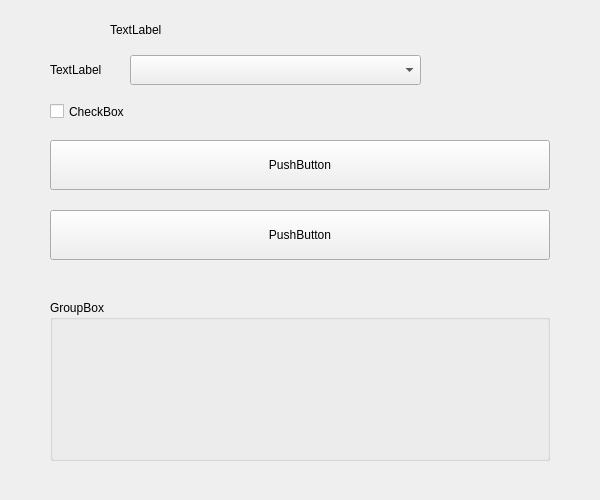
This is toxygen/ui/views/peer_screen.ui in toxygen-project/toxygen as Qt 5 draws it before an edit. The edited form follows.
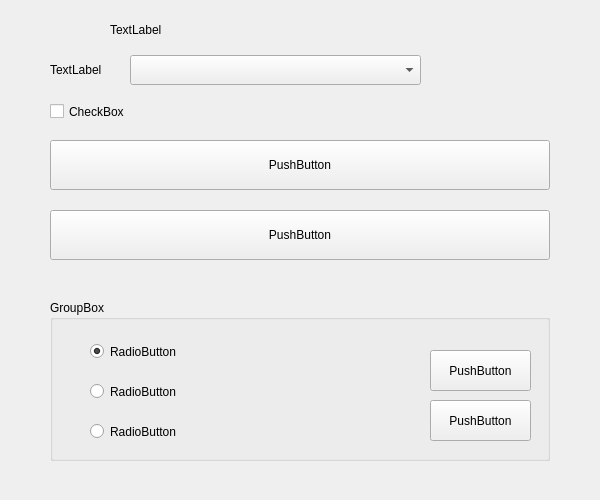
This is the edited form.

What changed in the file:
```diff
--- a/toxygen/ui/views/peer_screen.ui
+++ b/toxygen/ui/views/peer_screen.ui
@@ -76,6 +76,74 @@
    <property name="title">
     <string>GroupBox</string>
    </property>
+   <widget class="QPushButton" name="banPushButton">
+    <property name="geometry">
+     <rect>
+      <x>380</x>
+      <y>50</y>
+      <width>101</width>
+      <height>41</height>
+     </rect>
+    </property>
+    <property name="text">
+     <string>PushButton</string>
+    </property>
+   </widget>
+   <widget class="QRadioButton" name="ipBanRadioButton">
+    <property name="geometry">
+     <rect>
+      <x>40</x>
+      <y>40</y>
+      <width>251</width>
+      <height>23</height>
+     </rect>
+    </property>
+    <property name="text">
+     <string>RadioButton</string>
+    </property>
+    <property name="checked">
+     <bool>true</bool>
+    </property>
+   </widget>
+   <widget class="QRadioButton" name="nickRadioButton">
+    <property name="geometry">
+     <rect>
+      <x>40</x>
+      <y>80</y>
+      <width>251</width>
+      <height>23</height>
+     </rect>
+    </property>
+    <property name="text">
+     <string>RadioButton</string>
+    </property>
+   </widget>
+   <widget class="QRadioButton" name="pkBanRadioButton">
+    <property name="geometry">
+     <rect>
+      <x>40</x>
+      <y>120</y>
+      <width>251</width>
+      <height>23</height>
+     </rect>
+    </property>
+    <property name="text">
+     <string>RadioButton</string>
+    </property>
+   </widget>
+   <widget class="QPushButton" name="kickPushButton">
+    <property name="geometry">
+     <rect>
+      <x>380</x>
+      <y>100</y>
+      <width>101</width>
+      <height>41</height>
+     </rect>
+    </property>
+    <property name="text">
+     <string>PushButton</string>
+    </property>
+   </widget>
   </widget>
   <widget class="QLabel" name="roleLabel">
    <property name="geometry">
```
